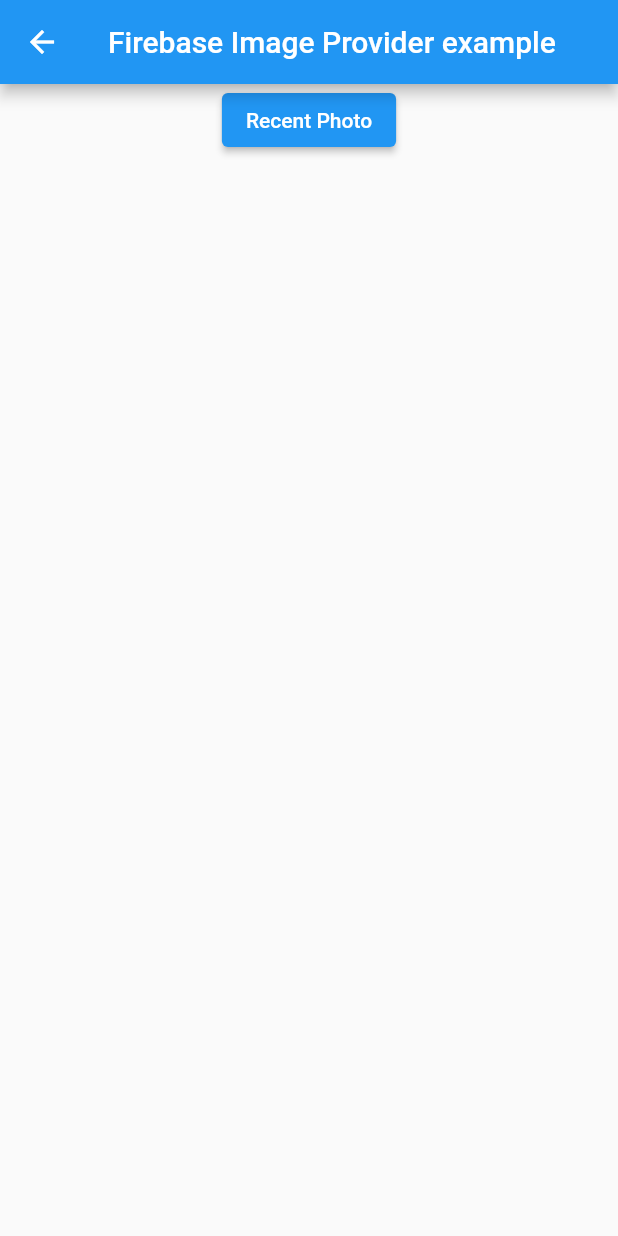
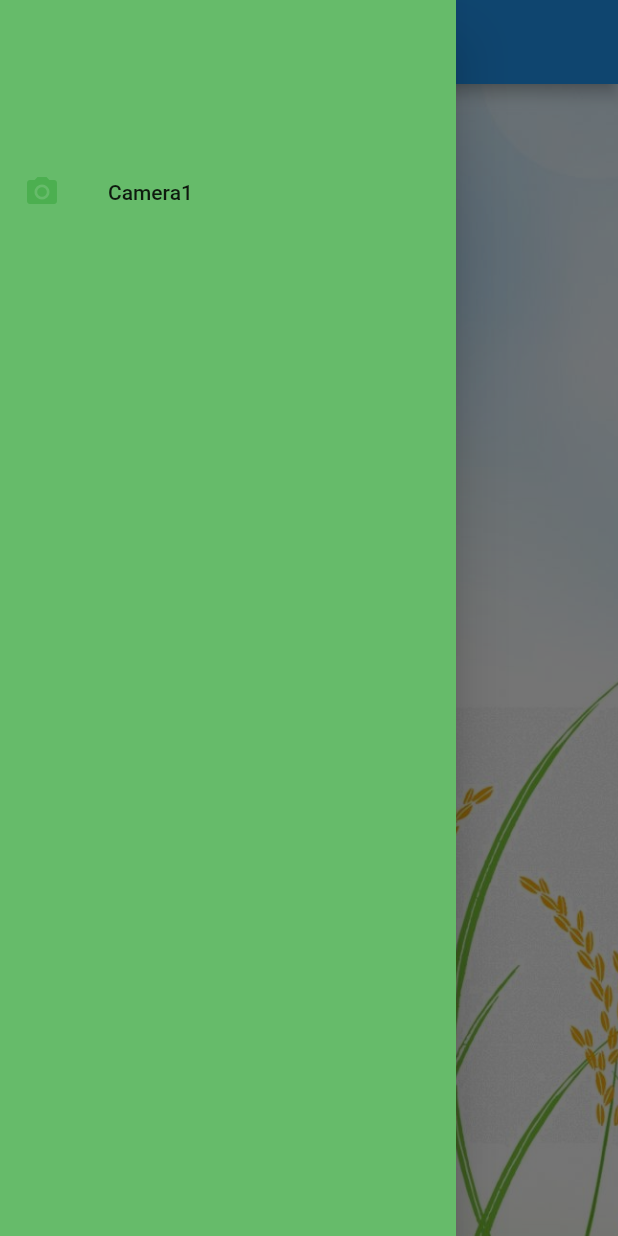
Before and after one commit to SyedSalar/Pest_Population_Control_IOT_app, a Flutter app: the MyHomePage screen opened directly, with the side drawer open (before the commit the screen has no drawer), on a phone screen of 412 x 824 dp. Run offline on Flutter 3.47's test engine with Material 2 defaults, Android fonts, the phone set to English and light mode, and no system bars; our stand-ins replace firebase_auth, firebase_core, firebase_storage, fluttertoast; missing offline and left inert: firebase_image; accounts and stored records are empty; network calls fail.

Commit message:
all images

```diff
--- /dev/null
+++ b/lib/drawer.dart
@@ -0,0 +1,24 @@
+import 'package:flutter/material.dart';
+
+class MyDrawer extends StatelessWidget {
+  @override
+  Widget build(BuildContext context) {
+    // TODO: implement build
+    return (Column(
+      children: [
+        SizedBox(
+          height: 100,
+        ),
+        ListTile(
+          title: Text('Camera1'),
+          leading: Icon(
+            Icons.camera_alt,
+            color: Colors.green,
+          ),
+        ),
+        ListTile(),
+        ListTile()
+      ],
+    ));
+  }
+}
--- a/lib/home.dart
+++ b/lib/home.dart
@@ -1,26 +1,50 @@
+import 'package:firebase_image/firebase_image.dart';
 import 'package:flutter/material.dart';
+import 'package:phone_authentication/drawer.dart';
 import 'package:phone_authentication/viewimage.dart';
+import 'package:firebase_storage/firebase_storage.dart';
+
+String time = '', time1 = '';
 
 class MyHomePage extends StatefulWidget {
-  static var id;
+  static String id = 'home';
 
   @override
   State<MyHomePage> createState() => _MyHomePageState();
 }
 
 class _MyHomePageState extends State<MyHomePage> {
+  String a = '';
+
   @override
   Widget build(BuildContext context) {
+    a = 'gs://esp32cam-device.appspot.com/RecentData/recentPhoto.jpg';
+
+// Get metadata properties
+
     return Scaffold(
+        drawer: Drawer(
+          child: MyDrawer(),
+          backgroundColor: Colors.green.shade400,
+        ),
         appBar: AppBar(
-          title: Text('Firebase Image Provider example'),
+          title: Text('NCAI APP'),
         ),
-        body: Column(
+        body: Container(
+            width: double.infinity,
+            decoration: BoxDecoration(
+              image: DecorationImage(
+                image: AssetImage("myimages/agriculture_bg.jpg"),
+                fit: BoxFit.cover,
+              ),
+            ),
+            child: Column(
               children: [
                 Center(
                   child: ElevatedButton(
                       onPressed: (() {
                         setState(() {
+                          MetaData();
                           Navigator.push(
                               context,
                               MaterialPageRoute(
@@ -28,8 +52,29 @@ class _MyHomePageState extends State<MyHomePage> {
                               ));
                         });
                       }),
-                    child: Text('Recent Photo'))),
+                      child: Text('Recent Photo')),
+                ),
+                // Image(
+                //   image: FirebaseImage(a),
+                //   // Works with standard parameters, e.g.
+                //   fit: BoxFit.fitWidth,
+                //   width: 400, height: 400,
+                //   // ... etc.
+                // ),
+
+                // Text(time)
               ],
-        ));
+            )));
   }
 }
+
+MetaData() async {
+  final storageRef = FirebaseStorage.instance.ref();
+  final forestRef = storageRef.child("RecentData/recentPhoto.jpg");
+  final forestRef1 = storageRef.child("data/recentphoto.jpg");
+  final metadata = await forestRef.getMetadata();
+  final metadata1 = await forestRef1.getMetadata();
+
+  time = metadata.timeCreated.toString();
+  time1 = metadata1.timeCreated.toString();
+}
--- a/lib/main.dart
+++ b/lib/main.dart
@@ -53,7 +53,7 @@ class _MyAppState extends State<MyApp> {
         MyHomePage.id: (context) => MyHomePage(),
         MyImage.id: (context) => MyImage(),
       },
-      title: 'Splash Screen',
+      title: 'NCAI APP',
       theme: ThemeData(primarySwatch: Colors.green),
       home: MySplashScreen(),
       debugShowCheckedModeBanner: false,
--- a/lib/signup.dart
+++ b/lib/signup.dart
@@ -6,7 +6,7 @@ import 'package:phone_authentication/viewimage.dart';
 import 'home.dart';
 
 class MySignUp extends StatefulWidget {
-  static var id;
+  static String id = 'signup';
 
   @override
   State<MySignUp> createState() => _MySignUpState();
@@ -23,7 +23,7 @@ class _MySignUpState extends State<MySignUp> {
   Widget build(BuildContext context) {
     return Scaffold(
       appBar: AppBar(
-        title: const Text('Firebase Phone Login'),
+        title: const Text('Phone Login'),
       ),
       body: Container(
         width: double.infinity,
--- a/lib/splashscreen.dart
+++ b/lib/splashscreen.dart
@@ -4,7 +4,7 @@ import 'package:flutter/material.dart';
 import 'package:phone_authentication/signup.dart';
 
 class MySplashScreen extends StatefulWidget {
-  static var id;
+  static String id = 'splashscreen';
 
   @override
   State<MySplashScreen> createState() => _MySplashScreenState();
--- a/pubspec.yaml
+++ b/pubspec.yaml
@@ -43,6 +43,7 @@ dependencies:
   firebase_analytics: ^5.0.6
   firebase_auth: ^3.9.0
   fluttertoast: ^8.0.9
+  intl: ^0.17.0
 
 dev_dependencies:
   flutter_test:
```
Also changed, not shown: lib/viewimage.dart (+76 -10 lines), pubspec.lock. Lines whose indentation alone changed are shown as unchanged.
